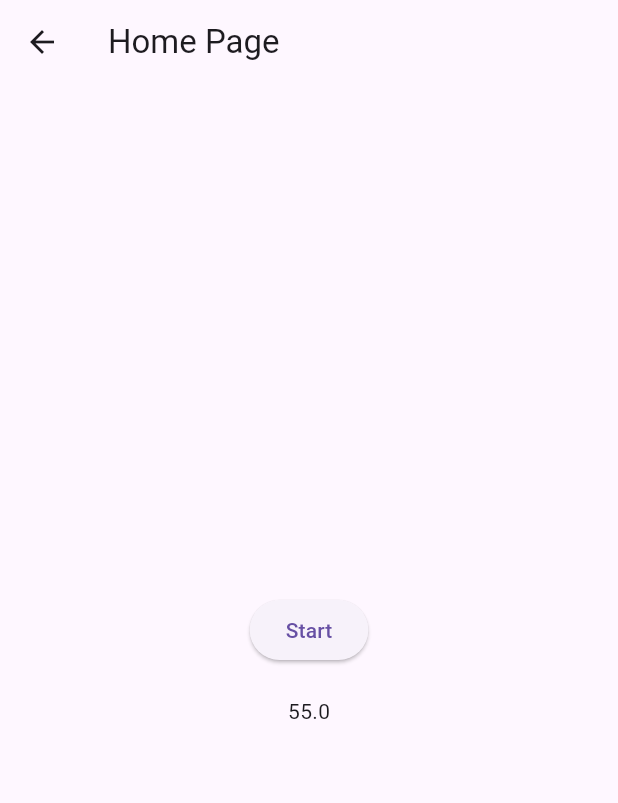
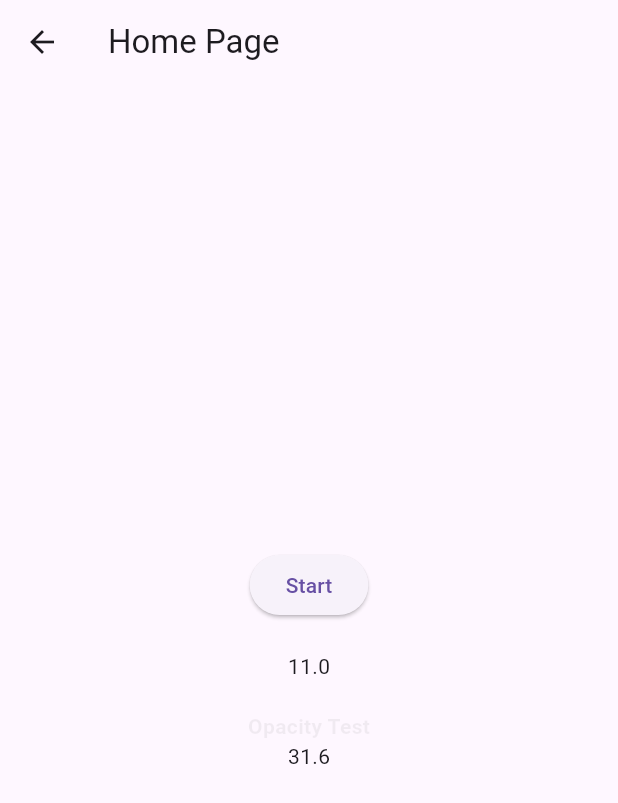
Before and after one commit to KimCookk/flutter_practice_examples, a Flutter app: the HomePage screen opened directly, after a tap on "Start", on a phone screen of 412 x 824 dp. Shown: the top 803 px of the screen. Run offline on Flutter 3.47's test engine with Material 3 defaults, Android fonts, the phone set to English and light mode, and no system bars; our stand-ins replace firebase_core, firebase_crashlytics, firebase_remote_config, flutter_datetime_picker_plus, flutter_local_notifications, freezed_annotation and 8 more; missing offline and left inert: dart:ffi; accounts and stored records are empty.

Commit message:
feat(animation): Opacity Test 위젯 추가

```diff
--- a/lib/examples/20_animation/tween_animation_example/home_page.dart
+++ b/lib/examples/20_animation/tween_animation_example/home_page.dart
@@ -1,3 +1,5 @@
+import 'dart:ffi';
+
 import 'package:flutter/material.dart';
 import 'package:provider/provider.dart';
 import 'home_page_state.dart';
@@ -7,7 +9,11 @@ class HomePage extends StatelessWidget {
 
   @override
   Widget build(BuildContext context) {
-    String key = context.watch<HomePageState>().animationKey!;
+    String textAnimationkey = context.watch<HomePageState>().textAnimationKey!;
+    String opacityAnimationkey =
+        context.watch<HomePageState>().opacityAnimationKey!;
+    //double opacity = context.watch<HomePageState>().opacity;
+
     // TODO: implement build
     return Scaffold(
       appBar: AppBar(
@@ -27,13 +33,32 @@ class HomePage extends StatelessWidget {
               height: 20,
             ),
             TweenAnimationBuilder(
-              key: Key(key),
+              key: ValueKey(textAnimationkey),
               tween: Tween(begin: 0.0, end: 100.0),
-              duration: Duration(seconds: 2),
+              duration: Duration(seconds: 10),
               builder: (context, value, child) {
                 return Text(value.toStringAsFixed(1));
               },
-            )
+            ),
+            SizedBox(
+              height: 20,
+            ),
+            TweenAnimationBuilder(
+              key: ValueKey(opacityAnimationkey),
+              tween: Tween(begin: 0.0, end: 0.5),
+              duration: Duration(seconds: 10),
+              builder: (context, value, child) {
+                return Opacity(
+                  opacity: value,
+                  child: Text(
+                    'Opacity Test',
+                    style: TextStyle(
+                      fontWeight: FontWeight.bold,
+                    ),
+                  ),
+                );
+              },
+            ),
           ],
         ),
       ),
--- a/lib/examples/20_animation/tween_animation_example/home_page_state.dart
+++ b/lib/examples/20_animation/tween_animation_example/home_page_state.dart
@@ -1,16 +1,20 @@
 import 'package:flutter/material.dart';
 
 class HomePageState extends ChangeNotifier {
-  String? _animationKey;
+  String? _textAnimationKey;
+  String? _opacityAnimationKey;
+  double opacity = 0.0;
 
-  String? get animationKey => _animationKey;
+  String? get textAnimationKey => _textAnimationKey;
+  String? get opacityAnimationKey => _opacityAnimationKey;
 
   HomePageState() {
     setAnimationKey();
   }
 
   void setAnimationKey() {
-    _animationKey = DateTime.now().microsecondsSinceEpoch.toString();
+    _textAnimationKey = DateTime.now().microsecondsSinceEpoch.toString();
+    _opacityAnimationKey = DateTime.now().microsecondsSinceEpoch.toString();
     notifyListeners();
   }
 }
--- a/lib/examples/20_animation/tween_animation_example/main.dart
+++ b/lib/examples/20_animation/tween_animation_example/main.dart
@@ -15,7 +15,9 @@ class TweenAnimationExampleApp extends StatelessWidget {
     // TODO: implement build
     return MaterialApp(
       home: ChangeNotifierProvider(
-          create: (context) => HomePageState(), child: HomePage()),
+        create: (context) => HomePageState(),
+        child: HomePage(),
+      ),
     );
   }
 }
```
